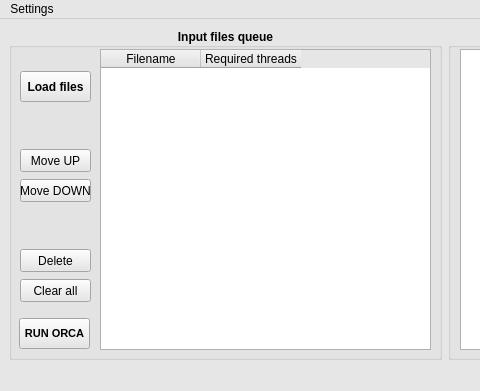
The window that mainwindow.ui (DulovDmitry/OrcaLauncher) describes before a commit, drawn with Qt 5; both pictures show x 0 to 480 and y 0 to 391 of the 890 by 391 pixel window.
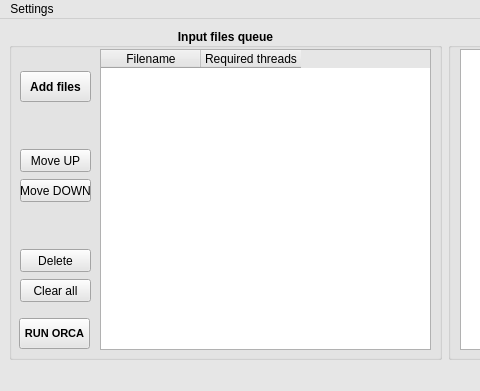
The same window after the commit.

Commit message: OrcaLauncher v1.0.2 release 1. Добавлена пояснительная надпись в окно редактора, которая появляется при старте программы 2. "Load files" -> "Add files"

```diff
--- a/mainwindow.ui
+++ b/mainwindow.ui
@@ -463,7 +463,7 @@
      </font>
     </property>
     <property name="text">
-     <string>Load files</string>
+     <string>Add files</string>
     </property>
    </widget>
    <widget class="QTableWidget" name="tableWidget">
```
The commit also changes 2 other files.
